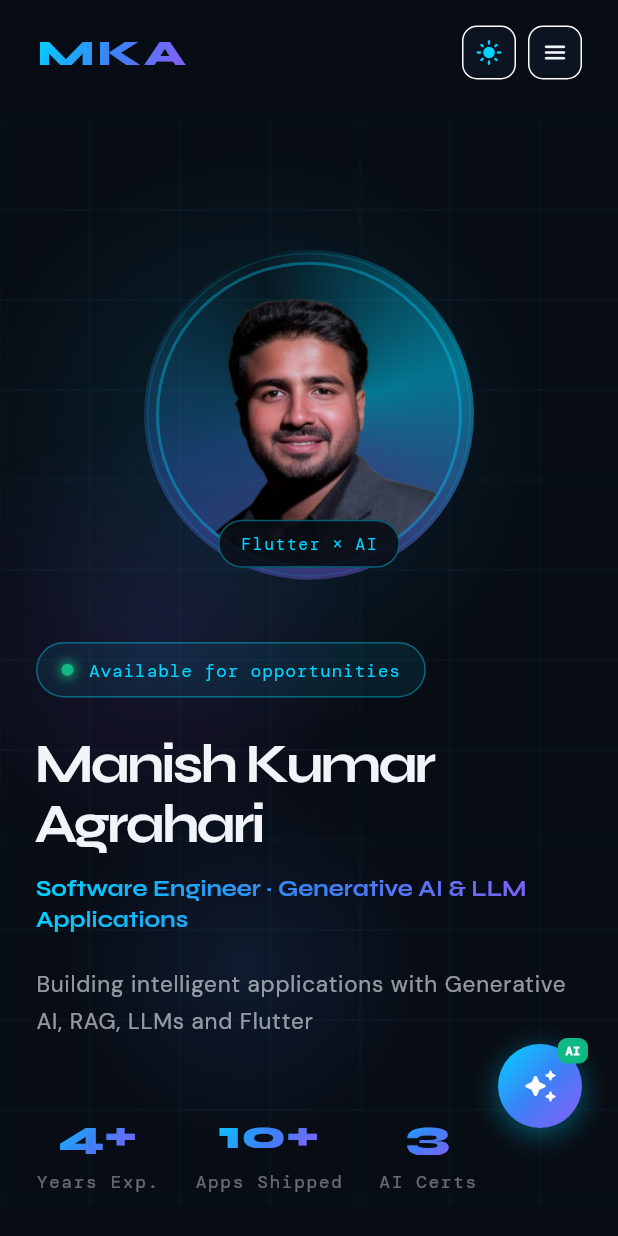
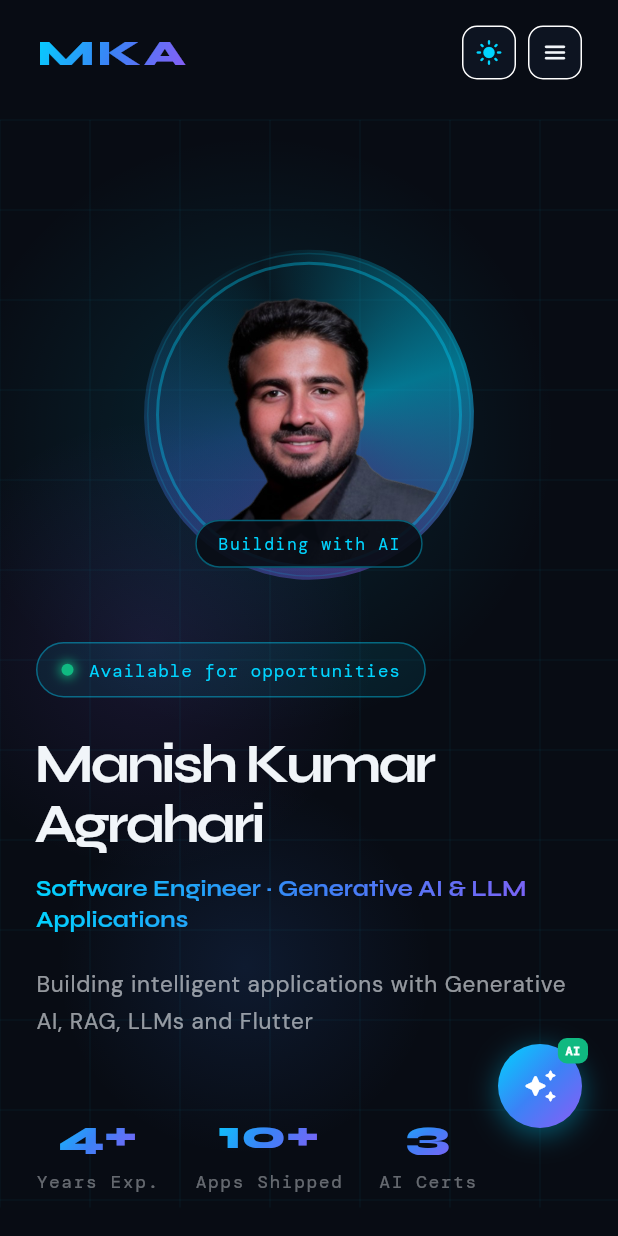
Before and after one commit to manishAnaya/manish-portfolio, a Flutter app: the screen it shows after launch, on a phone screen of 412 x 824 dp. Run offline on Flutter 3.47's test engine with Material 3 defaults, Android fonts, the phone set to English and light mode, and no system bars; drawn by our look-alikes of flutter_animate; our stand-ins replace flutter_markdown, flutter_riverpod, go_router, google_fonts, riverpod_annotation, visibility_detector; generated files the repository leaves out were written again.

Commit message:
hero avtar x

```diff
--- a/lib/features/home/widgets/hero/widgets/hero_avtar.dart
+++ b/lib/features/home/widgets/hero/widgets/hero_avtar.dart
@@ -101,7 +101,7 @@ class _HeroAvtarState extends State<HeroAvtar>
                 ),
               ),
 
-              // Flutter × AI tag at bottom
+              // AI tag at bottom
               Positioned(
                 bottom: isMobile ? 8 : 12,
                 child: Container(
@@ -117,7 +117,7 @@ class _HeroAvtarState extends State<HeroAvtar>
                     ),
                   ),
                   child: Text(
-                    'Flutter × AI',
+                    'Building with AI',
                     style: GoogleFonts.dmMono(
                       fontSize: 11,
                       color: AppColors.neonCyan,
```
